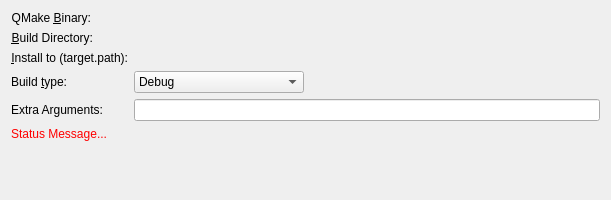
Before: the Qt Designer form qmakebuilddirchooser.ui in KDE/kdevelop, drawn with Qt 5.
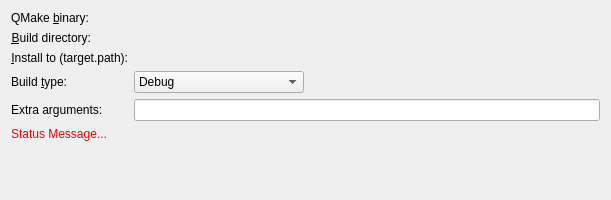
After: the same form once the commit is applied. Custom widgets are drawn as their Qt base class.

Commit message:
i18n style fixes
- use the proper capitalization for labels
- remove space before question mark
- remove extra newline

Diff of the .ui file:
```diff
--- a/qmakebuilddirchooser.ui
+++ b/qmakebuilddirchooser.ui
@@ -23,7 +23,7 @@
    <item row="0" column="0">
     <widget class="QLabel" name="label_5">
      <property name="text">
-      <string>QMake &amp;Binary:</string>
+      <string>QMake &amp;binary:</string>
      </property>
      <property name="alignment">
       <set>Qt::AlignRight|Qt::AlignTrailing|Qt::AlignVCenter</set>
@@ -46,7 +46,7 @@
    <item row="1" column="0">
     <widget class="QLabel" name="label_3">
      <property name="text">
-      <string>&amp;Build Directory:</string>
+      <string>&amp;Build directory:</string>
      </property>
      <property name="alignment">
       <set>Qt::AlignRight|Qt::AlignTrailing|Qt::AlignVCenter</set>
@@ -98,7 +98,7 @@
    <item row="4" column="0">
     <widget class="QLabel" name="label_4">
      <property name="text">
-      <string>Extra Arguments:</string>
+      <string>Extra arguments:</string>
      </property>
     </widget>
    </item>
```
The commit also changes 1 other file.
